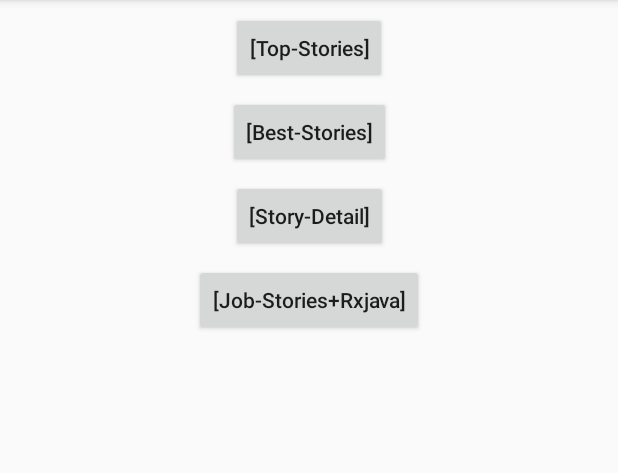
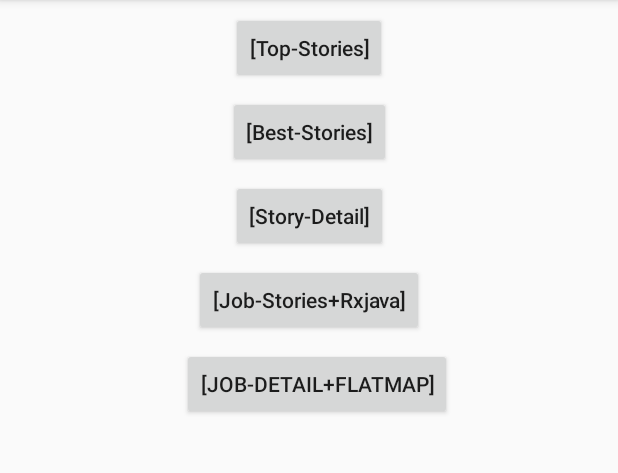
Before and after one commit to devWilly/HackerNews-practices, an Android app: the screen it shows after launch (MainActivity), on a phone screen of 412 x 824 dp, the part 84-557 px from its top. Run offline under Robolectric (Android 15) with nearby library versions, the phone set to English and light mode, and no system bars.

Commit message:
use rxjava and flatmap to implementation job stories detail api

```diff
--- a/Retrofit-Kotlin/app/src/main/AndroidManifest.xml
+++ b/Retrofit-Kotlin/app/src/main/AndroidManifest.xml
@@ -24,6 +24,7 @@
         <activity android:name=".BestStoriesActivity" />
         <activity android:name=".StoriesDetailActivity" />
         <activity android:name=".JobStoriesActivity" />
+        <activity android:name=".JobDetailActivity" />
 
     </application>
 
--- a/Retrofit-Kotlin/app/src/main/java/com/devwilly/retrofit_kotlin/MainActivity.kt
+++ b/Retrofit-Kotlin/app/src/main/java/com/devwilly/retrofit_kotlin/MainActivity.kt
@@ -20,6 +20,8 @@ class MainActivity : AppCompatActivity() {
 
         findViewById<Button>(R.id.job_stories_btn).setOnClickListener { openActivityPage(JobStoriesActivity::class.java) }
 
+        findViewById<Button>(R.id.job_detail_btn).setOnClickListener { openActivityPage(JobDetailActivity::class.java) }
+
     }
 
     private fun openActivityPage(cls: Class<*>) {
--- a/Retrofit-Kotlin/app/src/main/java/com/devwilly/retrofit_kotlin/api/ApiService.kt
+++ b/Retrofit-Kotlin/app/src/main/java/com/devwilly/retrofit_kotlin/api/ApiService.kt
@@ -1,5 +1,6 @@
 package com.devwilly.retrofit_kotlin.api
 
+import com.devwilly.retrofit_kotlin.model.JobDetailModel
 import com.devwilly.retrofit_kotlin.model.StoryDetailModel
 import io.reactivex.Observable
 import retrofit2.Call
@@ -26,4 +27,7 @@ interface ApiService {
 
     @GET("v0/jobstories.json?print=pretty")
     fun getJobStories(): Observable<List<Int>>
+
+    @GET("v0/item/{jobId}.json?print=pretty")
+    fun getJobDetail(@Path("jobId") jobId: Int): Observable<JobDetailModel>
 }
--- a/Retrofit-Kotlin/app/src/main/res/layout/activity_main.xml
+++ b/Retrofit-Kotlin/app/src/main/res/layout/activity_main.xml
@@ -57,4 +57,16 @@
         app:layout_constraintEnd_toEndOf="parent"
         app:layout_constraintStart_toStartOf="parent"
         app:layout_constraintTop_toBottomOf="@+id/story_detail_btn" />
+
+    <Button
+        android:id="@+id/job_detail_btn"
+        android:layout_width="wrap_content"
+        android:layout_height="wrap_content"
+        android:layout_marginEnd="8dp"
+        android:layout_marginStart="18dp"
+        android:layout_marginTop="8dp"
+        android:text="@string/job_detail_flatmap"
+        app:layout_constraintEnd_toEndOf="parent"
+        app:layout_constraintStart_toStartOf="parent"
+        app:layout_constraintTop_toBottomOf="@+id/job_stories_btn" />
 </android.support.constraint.ConstraintLayout>
--- a/Retrofit-Kotlin/app/src/main/res/values/strings.xml
+++ b/Retrofit-Kotlin/app/src/main/res/values/strings.xml
@@ -5,4 +5,5 @@
     <string name="best_stories">[Best-Stories]</string>
     <string name="story_detail">[Story-Detail]</string>
     <string name="job_stories_rxjava">[Job-Stories+Rxjava]</string>
+    <string name="job_detail_flatmap">[Job-detail+flatmap]</string>
 </resources>
```
Also changed, not shown: Retrofit-Kotlin/app/src/main/java/com/devwilly/retrofit_kotlin/JobDetailActivity.kt (added, +72 -0 lines), Retrofit-Kotlin/app/src/main/java/com/devwilly/retrofit_kotlin/model/JobDetailModel.kt (added, +14 -0 lines).
